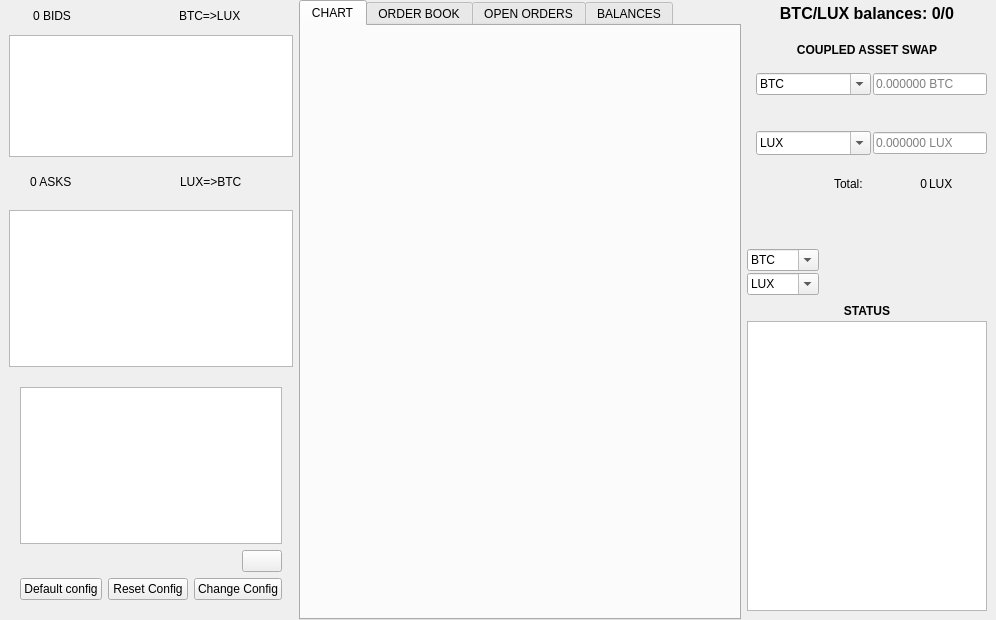
Above: src/qt/forms/luxgatedialog.ui from LUX-Core/lux before the change. Below: the same form after it.
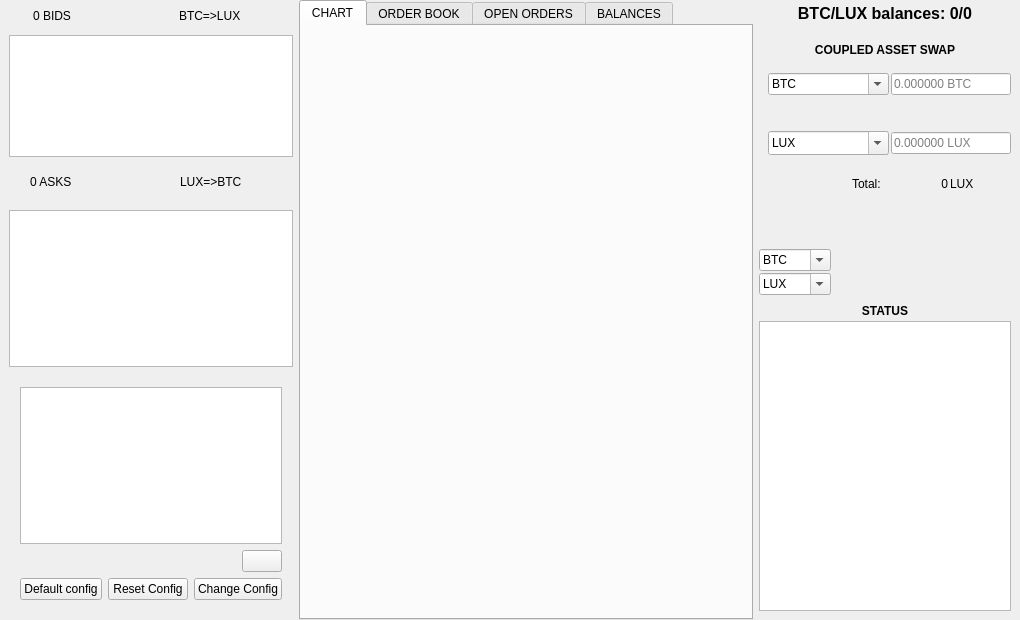
That is the form after the change. Icons and pictures are not drawn.

Commit message: Luxgate gui: add AddConfiguration button logic

Diff of the .ui file:
```diff
--- a/src/qt/forms/luxgatedialog.ui
+++ b/src/qt/forms/luxgatedialog.ui
@@ -6,7 +6,7 @@
    <rect>
     <x>0</x>
     <y>0</y>
-    <width>996</width>
+    <width>1020</width>
     <height>620</height>
    </rect>
   </property>
```
Left out of the diff: 2 changed lines with no effect on the pictures. The commit also changes 2 other files.
